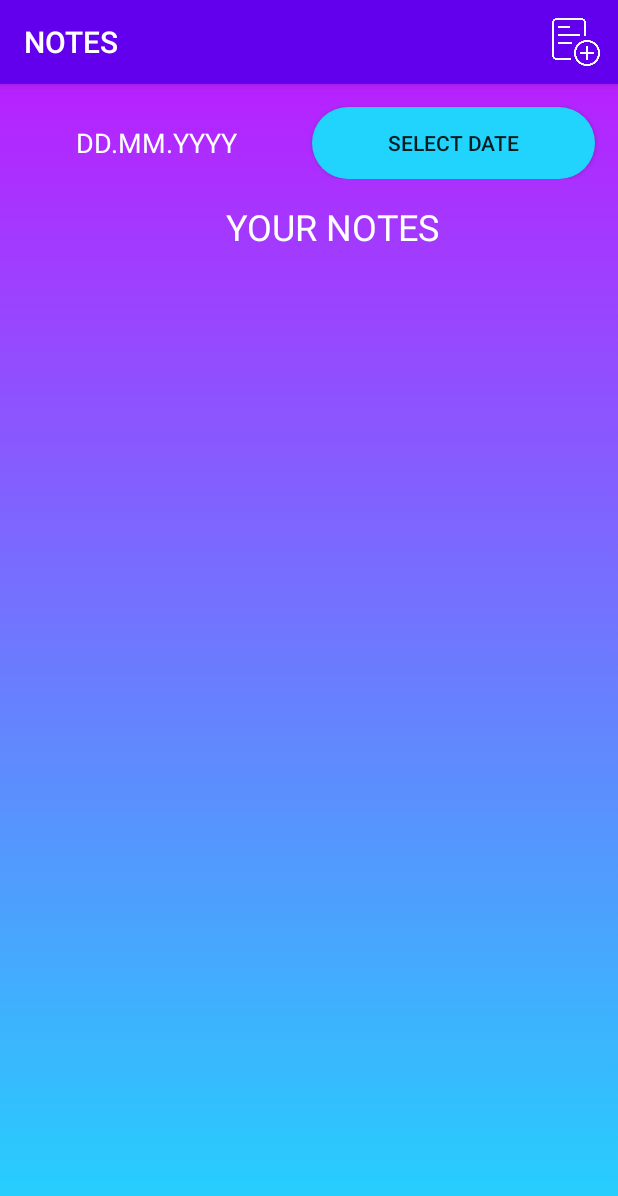
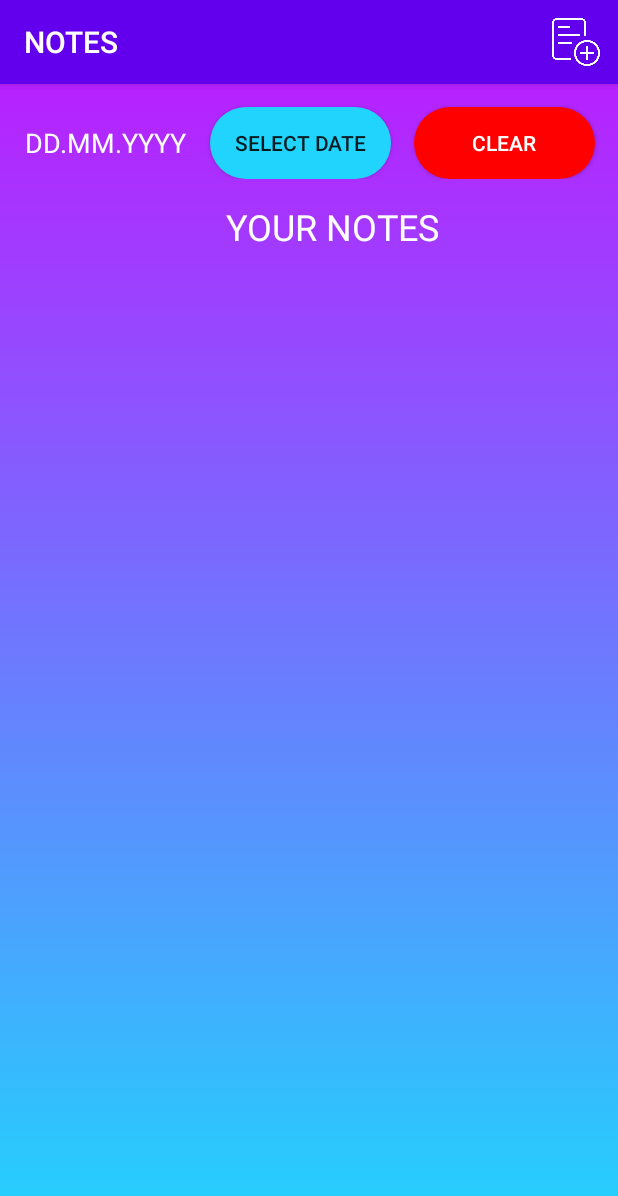
Before and after one commit to smuzdev/Programming-and-security-DBMS, an Android app: the screen it shows after launch (MainActivity), on a phone screen of 412 x 824 dp. Shown: the top 1196 px of the screen. Run offline under Robolectric (Android 15) with nearby library versions, the phone set to English and light mode, and no system bars.

Commit message:
The 7th laboratory work (final)

```diff
--- a/LAB_07/app/src/main/java/com/smuzdev/lab_07/DialogFragments/EditNoteDialog.java
+++ b/LAB_07/app/src/main/java/com/smuzdev/lab_07/DialogFragments/EditNoteDialog.java
@@ -58,7 +58,9 @@ public class EditNoteDialog extends AppCompatDialogFragment {
                 .setNeutralButton("delete", new DialogInterface.OnClickListener() {
                     @Override
                     public void onClick(DialogInterface dialog, int which) {
-                        notes.notesArrayList.remove(selectedNotePositon);
+                        Note note = new Note();
+                        note = notes.notesArrayList.get(selectedNotePositon);
+                        notes.notesArrayList.remove(note);
                         listener.applyNotes(notes);
                     }
                 });
--- /dev/null
+++ b/LAB_07/app/src/main/res/drawable/clear_btn_bg.xml
@@ -0,0 +1,14 @@
+<?xml version="1.0" encoding="utf-8"?>
+<selector xmlns:android="http://schemas.android.com/apk/res/android">
+    <item>
+        <shape>
+            <gradient
+                android:startColor="#FF0000"
+                android:endColor="#FF0000"
+                />
+            <corners
+                android:radius="100dp"
+                />
+        </shape>
+    </item>
+</selector>
--- a/LAB_07/app/src/main/res/layout/activity_main.xml
+++ b/LAB_07/app/src/main/res/layout/activity_main.xml
@@ -35,6 +35,17 @@
             android:layout_marginTop="15dp"
             android:layout_marginRight="15dp"/>
 
+        <Button
+            android:id="@+id/clearDateButton"
+            android:layout_width="wrap_content"
+            android:layout_height="wrap_content"
+            android:background="@drawable/clear_btn_bg"
+            android:layout_weight="1"
+            android:textColor="#fff"
+            android:text="Clear"
+            android:layout_marginTop="15dp"
+            android:layout_marginRight="15dp"/>
+
     </LinearLayout>
 
     <TextView
```
Also changed, not shown: LAB_07/app/src/main/java/com/smuzdev/lab_07/Activities/MainActivity.java (+73 -14 lines).
